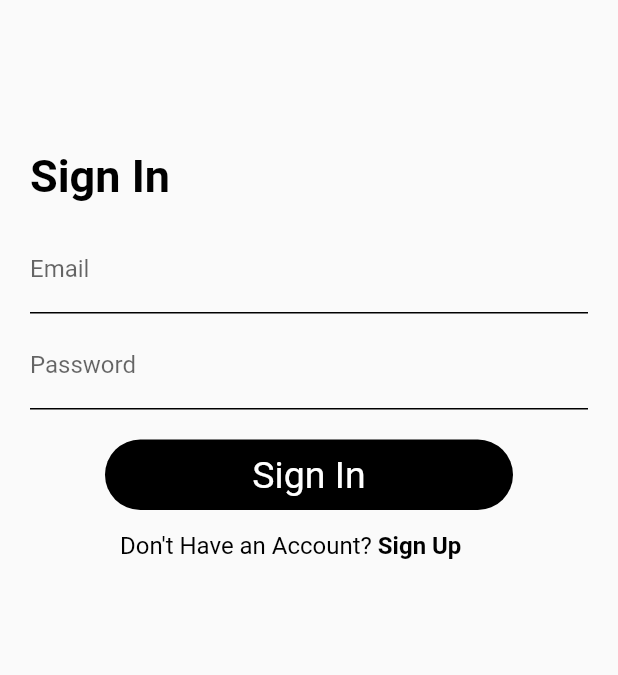
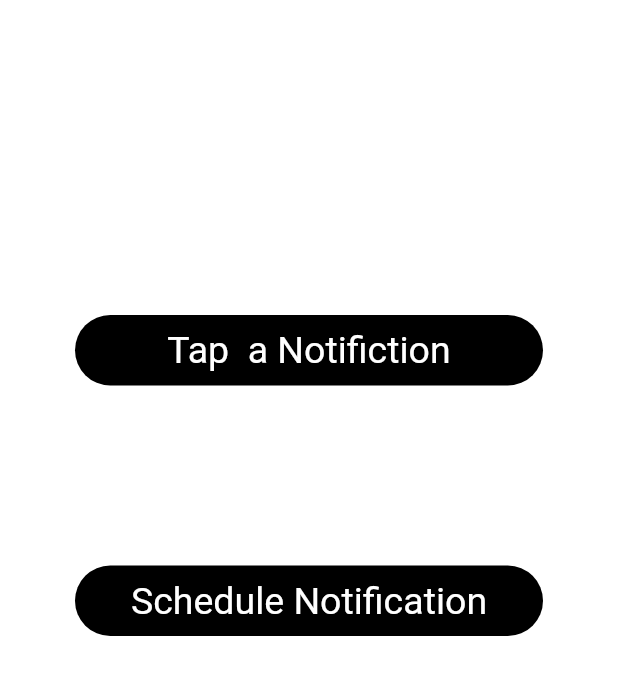
Before and after one commit to ahmedraza55592/mad_labs, a Flutter app: the screen it shows after launch, on a phone screen of 412 x 824 dp. Shown: the top 675 px of the screen. Run offline on Flutter 3.47's test engine with Material 2 defaults, Android fonts, the phone set to English and light mode, and no system bars; our stand-ins replace flutter_local_notifications, timezone.

Commit message:
*Lab-04   - added two packages flutteer local notification and rxdart   - added local notification and scheduled notification   - lab 04 Completed

```diff
--- /dev/null
+++ b/lib/local_notification.dart
@@ -0,0 +1,52 @@
+import 'package:flutter/material.dart';
+import 'package:mad_labs/widgets/button.dart';
+
+import 'notification_service.dart';
+
+class LocalNotification extends StatefulWidget {
+  const LocalNotification({Key? key}) : super(key: key);
+
+  @override
+  _LocalNotificationState createState() => _LocalNotificationState();
+}
+
+class _LocalNotificationState extends State<LocalNotification> {
+  final NotificationService _notificationService = NotificationService();
+
+  @override
+  Widget build(BuildContext context) {
+    return Scaffold(
+      backgroundColor: Colors.white,
+      body: SingleChildScrollView(
+        child: Column(
+          children: [
+            const SizedBox(
+              height: 200.0,
+            ),
+            const SizedBox(
+              height: 10.0,
+            ),
+            ButtonWidget(
+              buttonText: "Tap  a Notifiction",
+              onPressed: () async {
+                await _notificationService.showNotifications();
+              },
+            ),
+            const SizedBox(
+              height: 100.0,
+            ),
+            const SizedBox(
+              height: 20.0,
+            ),
+            ButtonWidget(
+              buttonText: "Schedule Notification",
+              onPressed: () async {
+                await _notificationService.scheduleNotifications();
+              },
+            )
+          ],
+        ),
+      ),
+    );
+  }
+}
--- a/lib/main.dart
+++ b/lib/main.dart
@@ -1,9 +1,17 @@
 import 'package:flutter/material.dart';
+import 'package:mad_labs/local_notification.dart';
 import 'package:mad_labs/screens/home_page.dart';
 import 'package:mad_labs/screens/signin_page.dart';
 import 'package:mad_labs/screens/singup_page.dart';
+import 'package:timezone/data/latest.dart' as tz;
+
+
+import 'notification_service.dart';
 
 void main() {
+  WidgetsFlutterBinding.ensureInitialized();
+  NotificationService().init();
+  tz.initializeTimeZones();
   runApp(const MyApp());
 }
 
@@ -18,11 +26,12 @@
       theme: ThemeData(
         primarySwatch: Colors.blue,
       ),
-      initialRoute: '/signin',
+      initialRoute: '/localnotification',
       routes: {
         '/signin': (context) => const SignInPage(),
         '/signup': (context) => const SignUpPage(),
         '/homepage': (context) => const HomePage(),
+        '/localnotification': (context) => const LocalNotification(),
       },
     );
   }
--- /dev/null
+++ b/lib/notification_service.dart
@@ -0,0 +1,76 @@
+import 'package:flutter_local_notifications/flutter_local_notifications.dart';
+import 'package:timezone/timezone.dart' as tz;
+
+class NotificationService {
+  //NotificationService a singleton object
+  static final NotificationService _notificationService =
+      NotificationService._internal();
+
+  factory NotificationService() {
+    return _notificationService;
+  }
+
+  NotificationService._internal();
+
+
+  final FlutterLocalNotificationsPlugin flutterLocalNotificationsPlugin =
+      FlutterLocalNotificationsPlugin();
+
+  Future<void> init() async {
+    const AndroidInitializationSettings initializationSettingsAndroid =
+        AndroidInitializationSettings('@mipmap/ic_launcher');
+
+    const IOSInitializationSettings initializationSettingsIOS =
+        IOSInitializationSettings(
+      requestSoundPermission: false,
+      requestBadgePermission: false,
+      requestAlertPermission: false,
+    );
+
+    const InitializationSettings initializationSettings =
+        InitializationSettings(
+            android: initializationSettingsAndroid,
+            iOS: initializationSettingsIOS,
+            macOS: null);
+
+
+    await flutterLocalNotificationsPlugin.initialize(initializationSettings,
+        onSelectNotification: selectNotification);
+  }
+
+   // ignore: prefer_final_fields
+   AndroidNotificationDetails _androidNotificationDetails =
+      const AndroidNotificationDetails(
+    'channel ID',
+    'channel name',
+    channelDescription: 'Channel Description',
+    playSound: true,
+    priority: Priority.high,
+    importance: Importance.high,
+  );
+
+  Future<void> showNotifications() async {
+    await flutterLocalNotificationsPlugin.show(
+      0,
+      "Video Uploaded",
+      "Local Notification ... New Video Has been uploaded",
+      NotificationDetails(android: _androidNotificationDetails),
+    );
+  }
+
+  Future<void> scheduleNotifications() async {
+    await flutterLocalNotificationsPlugin.zonedSchedule(
+        0,
+        "Notification Title",
+        "This is the Scheduled Notificaiton Body!",
+        tz.TZDateTime.now(tz.local).add(const Duration(seconds: 5)),
+        NotificationDetails(android: _androidNotificationDetails),
+        androidAllowWhileIdle: true,
+        uiLocalNotificationDateInterpretation:
+            UILocalNotificationDateInterpretation.absoluteTime);
+  }
+}
+
+void selectNotification(String? payload) async {
+
+}
--- a/pubspec.yaml
+++ b/pubspec.yaml
@@ -34,6 +34,8 @@ dependencies:
   # The following adds the Cupertino Icons font to your application.
   # Use with the CupertinoIcons class for iOS style icons.
   cupertino_icons: ^1.0.2
+  flutter_local_notifications: ^9.1.4
+  rxdart: ^0.27.3
 
 dev_dependencies:
   flutter_test:
```
Also changed, not shown: pubspec.lock.
